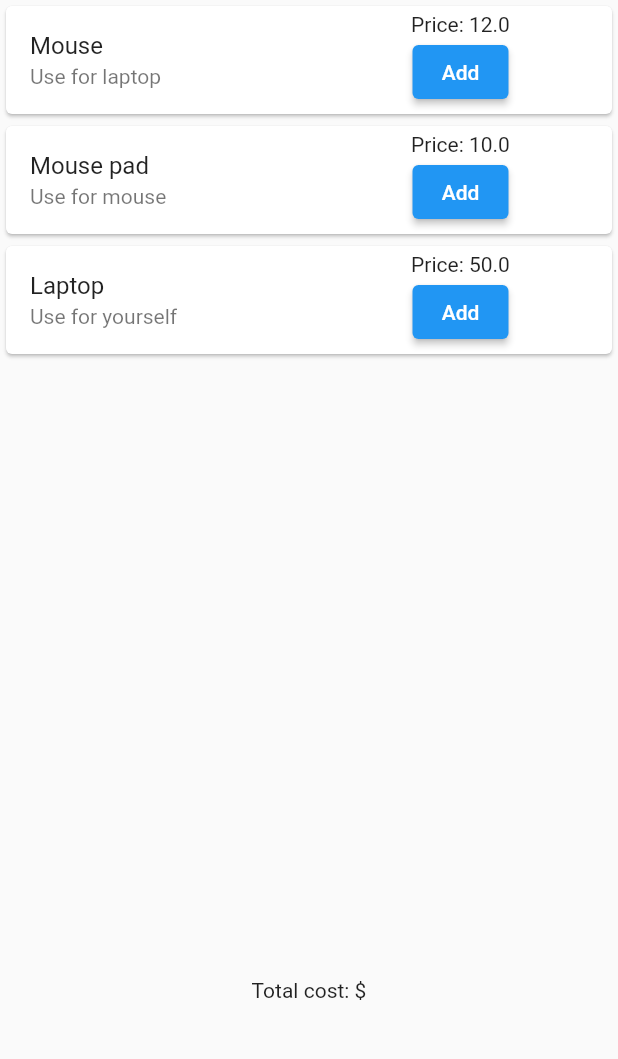
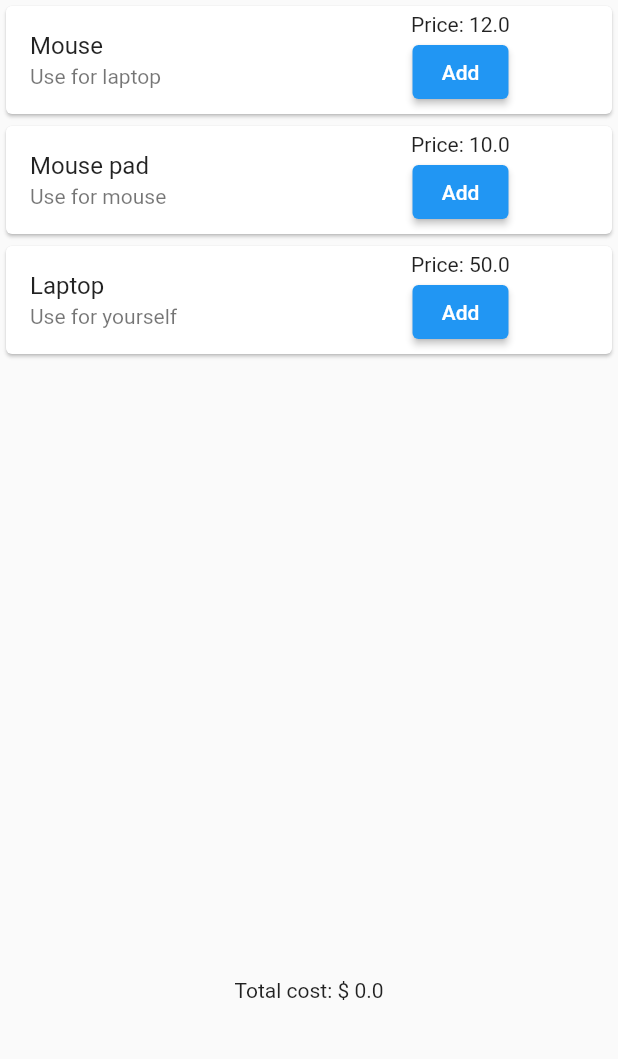
Before and after one commit to kenVis1529/Shopping-App, a Flutter app: the screen it shows after launch, on a phone screen of 412 x 824 dp, the part 84-1143 px from its top. Run offline on Flutter 3.47's test engine with Material 2 defaults, Android fonts, the phone set to English and light mode, and no system bars; our stand-ins replace get.

Commit message:
Create cart controller and bind it with UI

```diff
--- /dev/null
+++ b/lib/app/modules/cast/cart_controller.dart
@@ -0,0 +1,12 @@
+import 'package:get/get.dart';
+import 'package:shopping_app/app/data/models/product.dart';
+
+class CartController extends GetxController {
+  final cartItems = <Product>[].obs;
+  int get count => cartItems.length;
+  double get totalCost => cartItems.fold(0, (sum, item) => sum + item.price);
+
+  void addProduct(Product product) {
+    cartItems.add(product);
+  }
+}
--- a/lib/app/modules/shopping/screens/shopping_screen.dart
+++ b/lib/app/modules/shopping/screens/shopping_screen.dart
@@ -1,5 +1,6 @@
 import 'package:flutter/material.dart';
 import 'package:get/get.dart';
+import 'package:shopping_app/app/modules/cast/cart_controller.dart';
 import 'package:shopping_app/app/modules/shopping/shopping_controler.dart';
 import 'package:shopping_app/app/modules/shopping/widgets/card_product.dart';
 
@@ -12,6 +13,7 @@ class Home extends StatefulWidget {
 
 class _HomeState extends State<Home> {
   final shoppingController = Get.put(ShoppingController());
+  final castController = Get.put(CartController());
 
   @override
   Widget build(BuildContext context) {
@@ -28,11 +30,18 @@ class _HomeState extends State<Home> {
               return ListView.builder(
                   itemCount: controller.products.length,
                   itemBuilder: (BuildContext context, int index) {
-                    return CardProduct(product: controller.products[index]);
+                    return CardProduct(
+                      product: controller.products[index],
+                      controller: controller,
+                    );
                   });
             }),
           ),
-          const Text("Total cost: \$"),
+          GetX<CartController>(
+            builder: (controller) {
+              return Text("Total cost: \$ ${controller.totalCost}");
+            },
+          ),
           const SizedBox(
             height: 100.0,
           ),
--- a/lib/app/modules/shopping/widgets/card_product.dart
+++ b/lib/app/modules/shopping/widgets/card_product.dart
@@ -1,15 +1,19 @@
 import 'package:flutter/material.dart';
+import 'package:get/get.dart';
 import 'package:shopping_app/app/data/models/product.dart';
+import 'package:shopping_app/app/modules/cast/cart_controller.dart';
+import 'package:shopping_app/app/modules/shopping/shopping_controler.dart';
 
 class CardProduct extends StatelessWidget {
-  const CardProduct({
-    required this.product,
-    super.key,
-  });
+  const CardProduct(
+      {required this.product, required this.controller, super.key});
   final Product product;
+  final ShoppingController controller;
 
   @override
   Widget build(BuildContext context) {
+    final cartController = Get.find<CartController>();
+
     return Card(
       child: Row(
         children: [
@@ -20,14 +24,17 @@ class CardProduct extends StatelessWidget {
             ),
           ),
           Expanded(
-            child: Column(
-              mainAxisSize: MainAxisSize.min,
-              children: [
-                Text("Price: ${product.price}"),
-                ElevatedButton(onPressed: () {}, child: const Text("Add"))
-              ],
-            ),
-          )
+              child: Column(
+            mainAxisSize: MainAxisSize.min,
+            children: [
+              Text("Price: ${product.price}"),
+              ElevatedButton(
+                  onPressed: () {
+                    cartController.addProduct(product);
+                  },
+                  child: const Text("Add"))
+            ],
+          )),
         ],
       ),
     );
```
Also changed, not shown: lib/app/modules/cast/cart_binding.dart (added, +10 -0 lines), lib/app/modules/shopping/shopping_binding.dart (+10 -0 lines).
